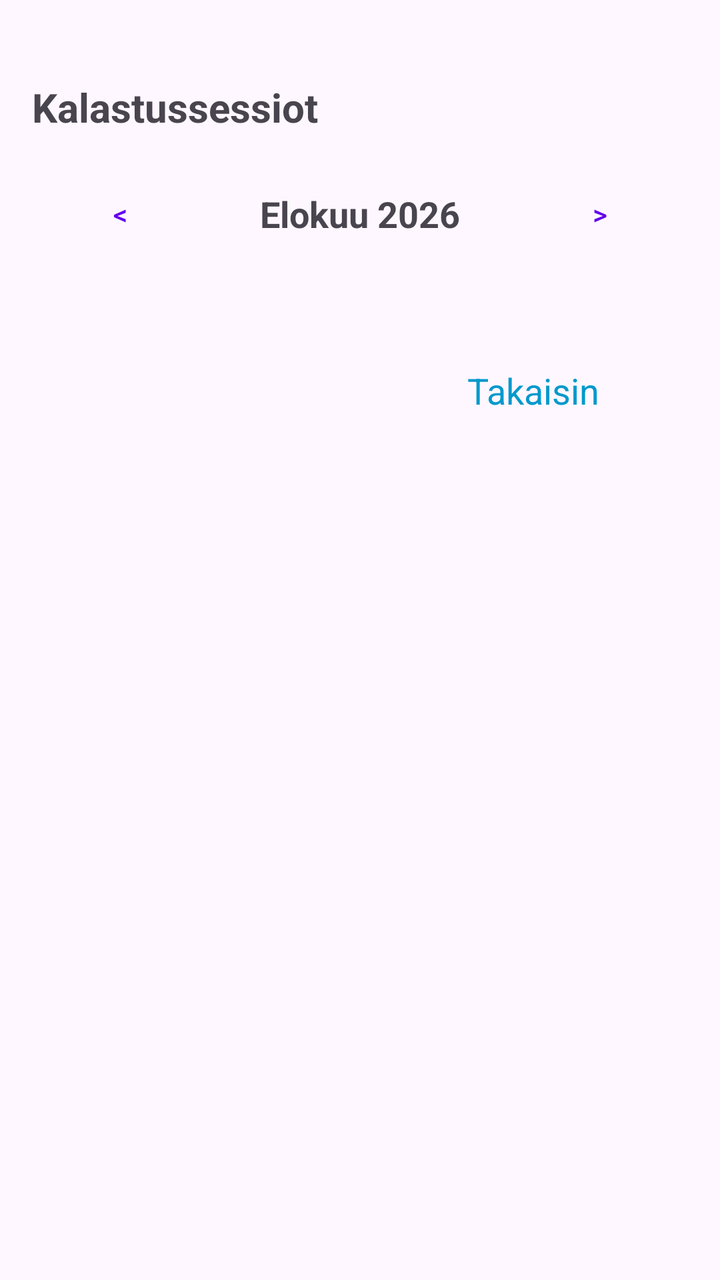
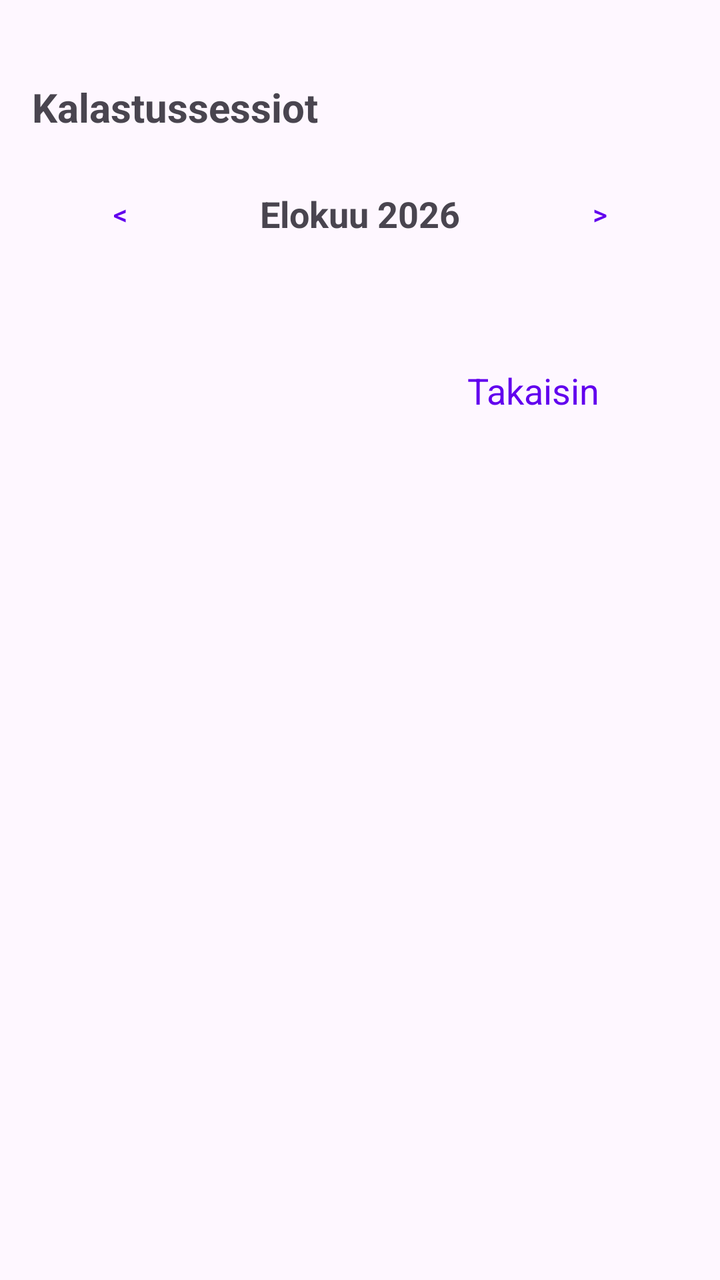

Two renders of the same Android screen: before a commit and after it. Below are the layout's source before the change and the commit's diff.
<!-- AndroidManifest.xml: application theme Theme.KalaKartta -->
<!-- res/layout/activity_fishing_sessions.xml -->
<?xml version="1.0" encoding="utf-8"?>
<LinearLayout xmlns:android="http://schemas.android.com/apk/res/android"
    android:layout_width="match_parent"
    android:layout_height="match_parent"
    android:orientation="vertical"
    android:padding="16dp">

    <TextView
        android:layout_width="match_parent"
        android:layout_height="wrap_content"
        android:text="Kalastussessiot"
        android:textSize="20sp"
        android:textStyle="bold"
        android:layout_marginTop="24dp"
        android:layout_marginBottom="16dp" />

    <LinearLayout
        android:layout_width="match_parent"
        android:layout_height="wrap_content"
        android:orientation="horizontal"
        android:gravity="center_vertical"
        android:layout_marginBottom="8dp">

        <Button
            android:id="@+id/prevMonthButton"
            style="@style/Widget.Material3.Button.TextButton"
            android:layout_width="wrap_content"
            android:layout_height="wrap_content"
            android:text="&lt;" />

        <TextView
            android:id="@+id/monthYearText"
            android:layout_width="0dp"
            android:layout_height="wrap_content"
            android:layout_weight="1"
            android:gravity="center"
            android:text="Elokuu 2026"
            android:textSize="18sp"
            android:textStyle="bold"
            android:clickable="true"
            android:focusable="true"
            android:background="?attr/selectableItemBackground"
            android:contentDescription="Valitse kuukausi ja vuosi" />

        <Button
            android:id="@+id/nextMonthButton"
            style="@style/Widget.Material3.Button.TextButton"
            android:layout_width="wrap_content"
            android:layout_height="wrap_content"
            android:text="&gt;" />
    </LinearLayout>

    <GridLayout
        android:id="@+id/calendarGrid"
        android:layout_width="match_parent"
        android:layout_height="wrap_content"
        android:columnCount="7"
        android:layout_marginBottom="16dp" />

    <TextView
        android:id="@+id/sessionsLabel"
        android:layout_width="match_parent"
        android:layout_height="wrap_content"
        android:text="Sessiot:"
        android:textStyle="bold"
        android:layout_marginBottom="8dp"
        android:visibility="gone" />

    <ScrollView
        android:layout_width="match_parent"
        android:layout_height="0dp"
        android:layout_weight="1">

        <LinearLayout
            android:layout_width="match_parent"
            android:layout_height="wrap_content"
            android:orientation="vertical">

            <LinearLayout
                android:id="@+id/sessionsContainer"
                android:layout_width="match_parent"
                android:layout_height="wrap_content"
                android:orientation="vertical" />

            <LinearLayout
                android:layout_width="match_parent"
                android:layout_height="wrap_content"
                android:orientation="horizontal"
                android:gravity="end"
                android:layout_marginTop="8dp"
                android:layout_marginEnd="@dimen/landscape_safe_margin"
                android:layout_marginBottom="16dp">

                <TextView
                    android:id="@+id/mergeSessionsButton"
                    android:layout_width="wrap_content"
                    android:layout_height="wrap_content"
                    android:text="@string/merge_sessions"
                    android:textSize="18sp"
                    android:textColor="@android:color/holo_blue_dark"
                    android:paddingTop="20dp"
                    android:paddingBottom="40dp"
                    android:paddingStart="20dp"
                    android:paddingEnd="20dp"
                    android:clickable="true"
                    android:focusable="true"
                    android:background="?attr/selectableItemBackground"
                    android:visibility="gone" />

                <TextView
                    android:id="@+id/backButton"
                    android:layout_width="wrap_content"
                    android:layout_height="wrap_content"
                    android:text="@string/back"
                    android:textSize="18sp"
                    android:textColor="@android:color/holo_blue_dark"
                    android:paddingTop="20dp"
                    android:paddingBottom="40dp"
                    android:paddingStart="20dp"
                    android:paddingEnd="20dp"
                    android:clickable="true"
                    android:focusable="true"
                    android:background="?attr/selectableItemBackground" />
            </LinearLayout>
        </LinearLayout>
    </ScrollView>

</LinearLayout>
<!-- resources referenced by this layout -->
<resources>
  <dimen name="landscape_safe_margin">24dp</dimen>
  <string name="back">Takaisin</string>
  <string name="merge_sessions">Yhdistä sessiot</string>
  <style name="Theme.KalaKartta" parent="Base.Theme.KalaKartta" />
  <style name="Base.Theme.KalaKartta" parent="Theme.Material3.DayNight.NoActionBar">
          
          <item name="colorPrimary">#6200EE</item>
          <item name="colorOnPrimary">#FFFFFF</item>
          <item name="editTextStyle">@style/Widget.AppCompat.EditText</item>
          <item name="android:spinnerStyle">@style/Widget.AppCompat.Spinner</item>
      </style>
</resources>

<!-- the commit's change to res/layout/activity_fishing_sessions.xml (unified diff, before → after) -->
@@ -93,11 +93,10 @@
 
                 <TextView
                     android:id="@+id/mergeSessionsButton"
+                    style="@style/TextAppearance.KalaKartta.ActionLink"
                     android:layout_width="wrap_content"
                     android:layout_height="wrap_content"
                     android:text="@string/merge_sessions"
-                    android:textSize="18sp"
-                    android:textColor="@android:color/holo_blue_dark"
                     android:paddingTop="20dp"
                     android:paddingBottom="40dp"
                     android:paddingStart="20dp"
@@ -109,11 +108,10 @@
 
                 <TextView
                     android:id="@+id/backButton"
+                    style="@style/TextAppearance.KalaKartta.ActionLink"
                     android:layout_width="wrap_content"
                     android:layout_height="wrap_content"
                     android:text="@string/back"
-                    android:textSize="18sp"
-                    android:textColor="@android:color/holo_blue_dark"
                     android:paddingTop="20dp"
                     android:paddingBottom="40dp"
                     android:paddingStart="20dp"
<!-- resource entries referenced after the edit -->
@@ -3,7 +3,14 @@
   <dimen name="landscape_safe_margin">24dp</dimen>
   <string name="back">Takaisin</string>
   <string name="merge_sessions">Yhdistä sessiot</string>
+  <style name="TextAppearance.KalaKartta.ActionLink" parent="">
+          <item name="android:fontFamily">sans-serif</item>
+          <item name="android:textSize">18sp</item>
+          <item name="android:textColor">@color/link_color</item>
+          <item name="android:textStyle">normal</item>
+      </style>
   <style name="Theme.KalaKartta" parent="Base.Theme.KalaKartta" />
+  <color name="link_color">#6200EE</color>
   <style name="Base.Theme.KalaKartta" parent="Theme.Material3.DayNight.NoActionBar">
           
           <item name="colorPrimary">#6200EE</item>
